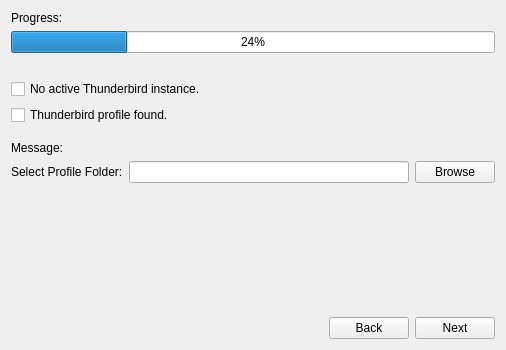
First picture: the form in src/backupinitializationwidget.ui, repository abnayak/thunder-store, before the edit.
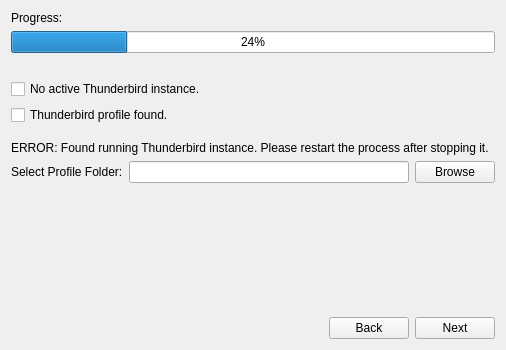
Second picture: the form after the edit.

The edit to the form file:
```diff
--- a/src/backupinitializationwidget.ui
+++ b/src/backupinitializationwidget.ui
@@ -85,7 +85,7 @@
    <item>
     <widget class="QLabel" name="message">
      <property name="text">
-      <string>Message:</string>
+      <string>ERROR: Found running Thunderbird instance. Please restart the process after stopping it.</string>
      </property>
     </widget>
    </item>
```
